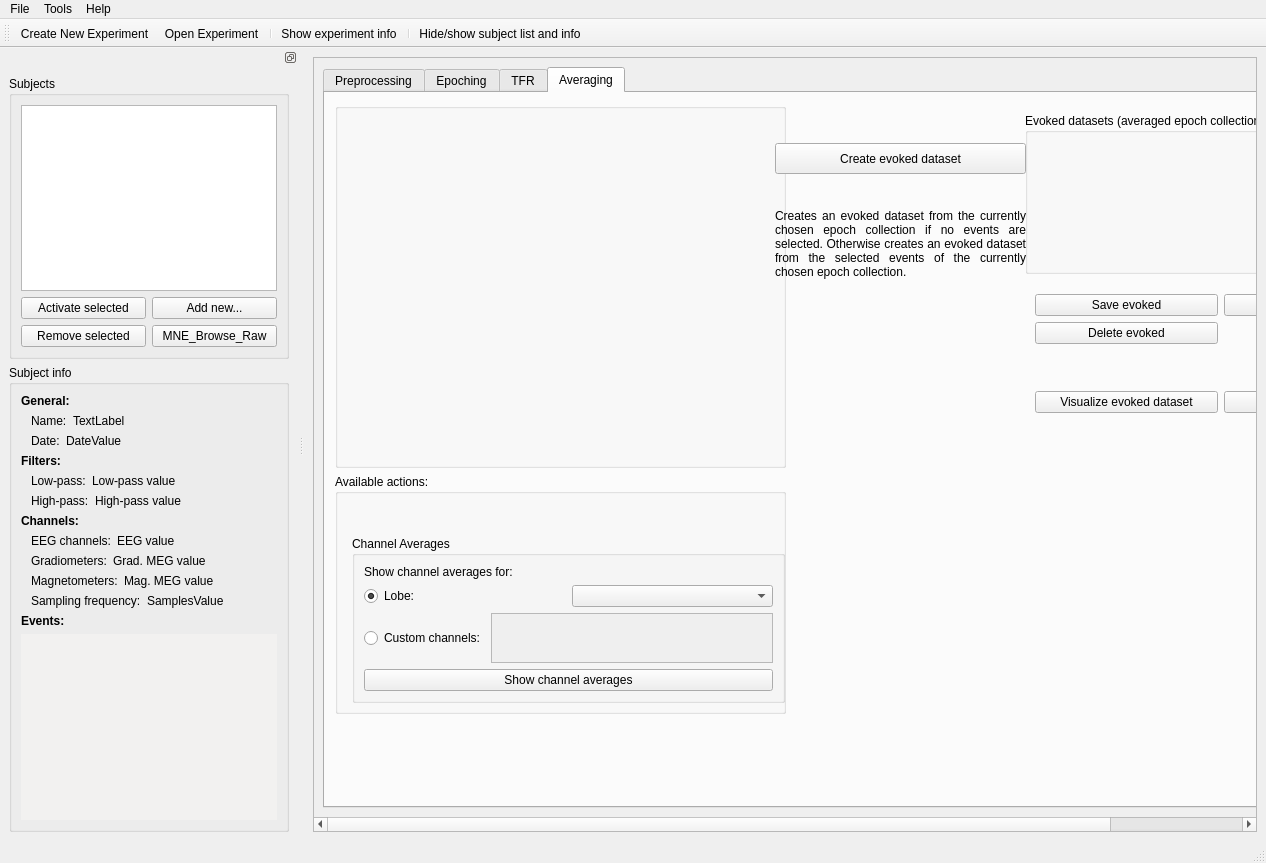
Above: meggie_batch/ui/qt4Designer_ui_files/mainWindowBatch.ui from cibr-jyu/meggie before the change. Below: the same form after it.
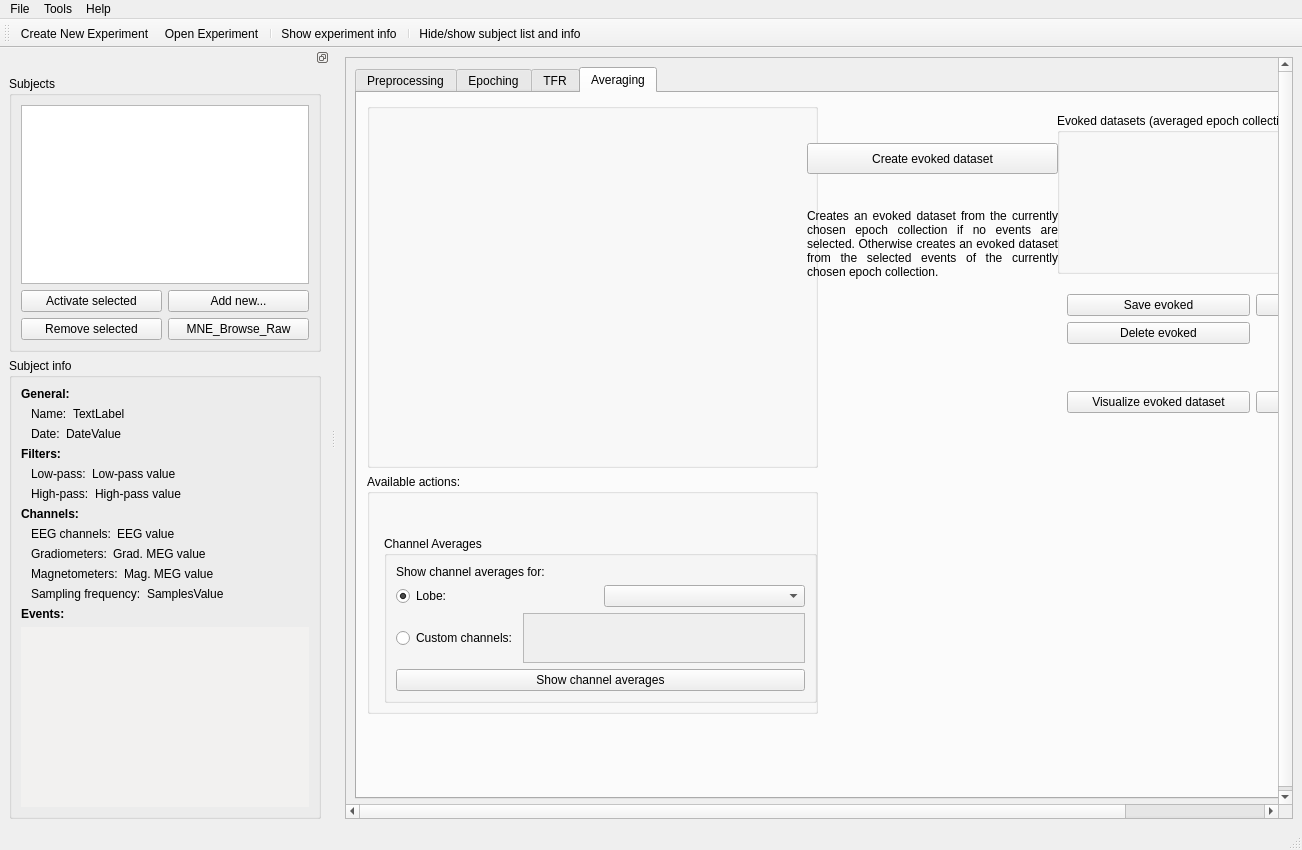
That is the form after the change. The open tabs and pages were chosen to show the change. Icons and pictures are not drawn.

Patch:
```diff
--- a/meggie_batch/ui/qt4Designer_ui_files/mainWindowBatch.ui
+++ b/meggie_batch/ui/qt4Designer_ui_files/mainWindowBatch.ui
@@ -6,8 +6,8 @@
    <rect>
     <x>0</x>
     <y>0</y>
-    <width>1266</width>
-    <height>863</height>
+    <width>1302</width>
+    <height>850</height>
    </rect>
   </property>
   <property name="sizePolicy">
@@ -1652,7 +1652,7 @@
     <rect>
      <x>0</x>
      <y>0</y>
-     <width>1266</width>
+     <width>1302</width>
      <height>26</height>
     </rect>
    </property>
@@ -1708,7 +1708,7 @@
   <widget class="QDockWidget" name="dockWidgetSubjects">
    <property name="minimumSize">
     <size>
-     <width>20</width>
+     <width>330</width>
      <height>690</height>
     </size>
    </property>
```
Left out of the diff: 22 changed lines with no effect on the pictures.
